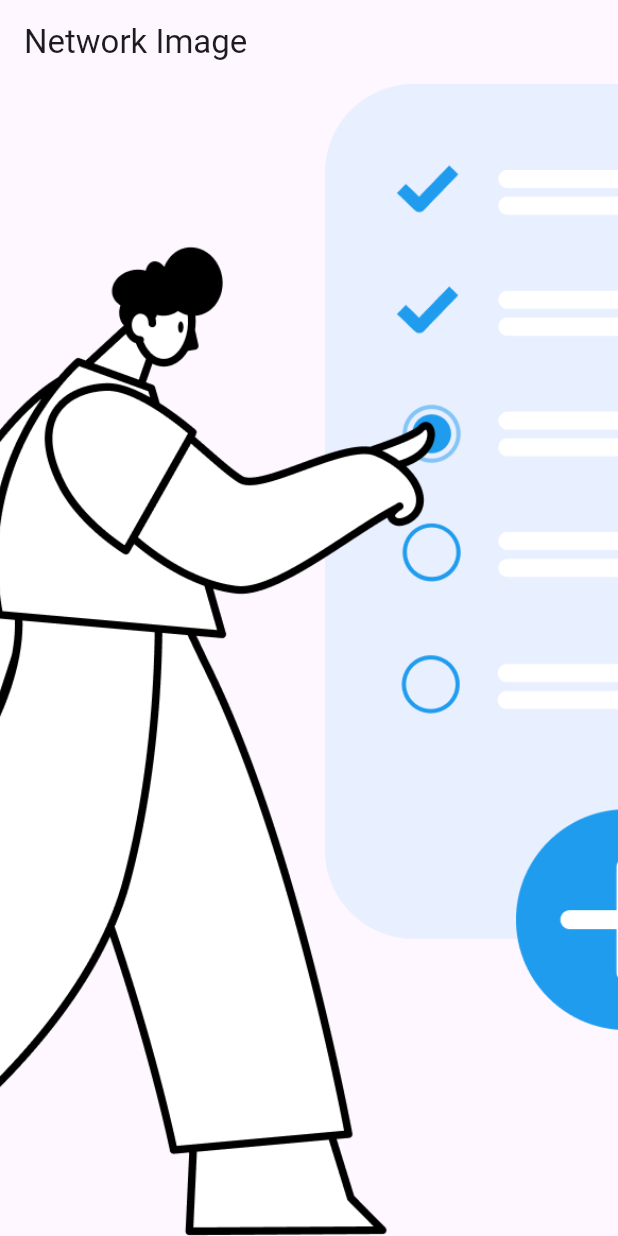
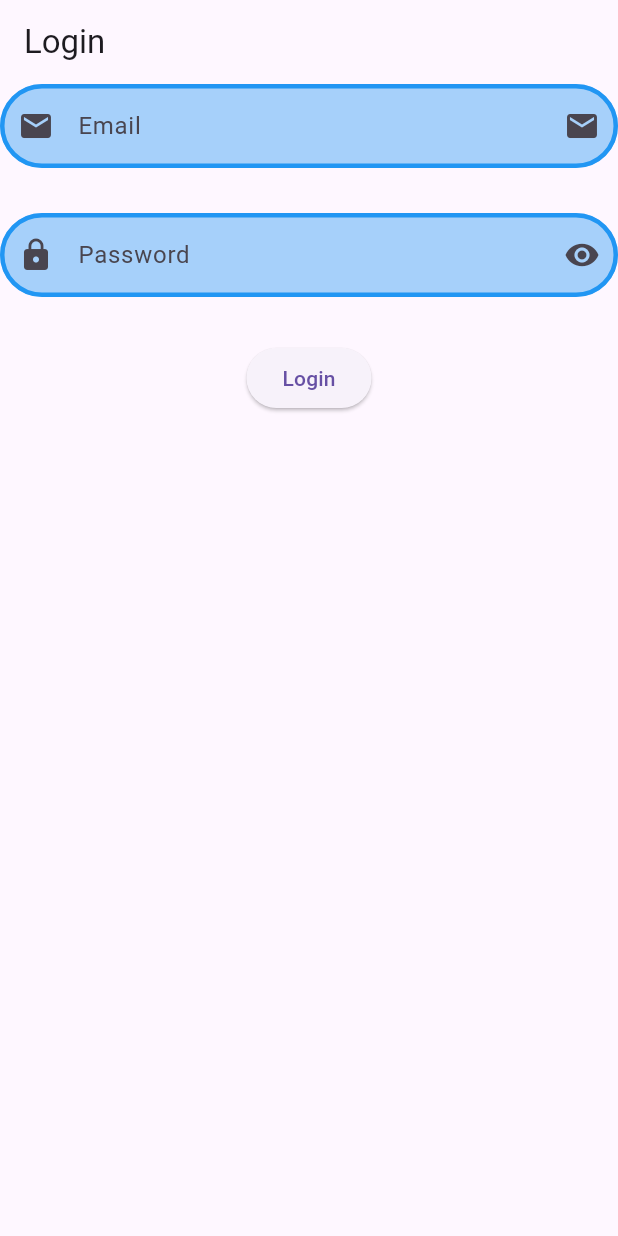
Before and after one commit to MuhammadAliKust/Shahram-App, a Flutter app: the screen it shows after launch, on a phone screen of 412 x 824 dp. Run offline on Flutter 3.47's test engine with Material 3 defaults, Android fonts, the phone set to English and light mode, and no system bars.

Commit message:
Login Form Done

```diff
--- /dev/null
+++ b/lib/login.dart
@@ -0,0 +1,70 @@
+import 'package:flutter/material.dart';
+
+class LoginView extends StatelessWidget {
+  const LoginView({super.key});
+
+  @override
+  Widget build(BuildContext context) {
+    return Scaffold(
+      appBar: AppBar(title: Text("Login")),
+      body: Column(
+        children: [
+          TextField(
+            // enabled: false,
+            keyboardType: TextInputType.emailAddress,
+            maxLines: 1,
+            decoration: InputDecoration(
+              label: Text("Email"),
+              hintText: 'test@gmail.com',
+              prefixIcon: Icon(Icons.email),
+              suffixIcon: Icon(Icons.email),
+              filled: true,
+              fillColor: Colors.blue.withOpacity(0.4),
+              enabledBorder: OutlineInputBorder(
+                borderSide: BorderSide(color: Colors.blue, width: 3),
+                borderRadius: BorderRadius.circular(30),
+              ),
+              focusedBorder: OutlineInputBorder(
+                borderSide: BorderSide(color: Colors.yellow, width: 3),
+                borderRadius: BorderRadius.circular(30),
+              ),
+              disabledBorder: OutlineInputBorder(
+                borderSide: BorderSide(color: Colors.grey, width: 3),
+                borderRadius: BorderRadius.circular(30),
+              ),
+            ),
+          ),
+          SizedBox(height: 30),
+          TextField(
+            // enabled: false,
+            obscureText: true,
+            keyboardType: TextInputType.emailAddress,
+            maxLines: 1,
+            decoration: InputDecoration(
+              label: Text("Password"),
+              hintText: 'Password must be 6 or more characters.',
+              prefixIcon: Icon(Icons.lock),
+              suffixIcon: Icon(Icons.visibility),
+              filled: true,
+              fillColor: Colors.blue.withOpacity(0.4),
+              enabledBorder: OutlineInputBorder(
+                borderSide: BorderSide(color: Colors.blue, width: 3),
+                borderRadius: BorderRadius.circular(30),
+              ),
+              focusedBorder: OutlineInputBorder(
+                borderSide: BorderSide(color: Colors.yellow, width: 3),
+                borderRadius: BorderRadius.circular(30),
+              ),
+              disabledBorder: OutlineInputBorder(
+                borderSide: BorderSide(color: Colors.grey, width: 3),
+                borderRadius: BorderRadius.circular(30),
+              ),
+            ),
+          ),
+          SizedBox(height: 30),
+          ElevatedButton(onPressed: () {}, child: Text("Login")),
+        ],
+      ),
+    );
+  }
+}
--- a/lib/main.dart
+++ b/lib/main.dart
@@ -1,6 +1,7 @@
 import 'package:flutter/material.dart';
 import 'package:shahram_app/asset_image.dart';
 
+import 'login.dart';
 import 'network_image.dart';
 
 void main() {
@@ -13,7 +14,7 @@ class MyApp extends StatelessWidget {
   @override
   Widget build(BuildContext context) {
     return MaterialApp(
-      home: AssetImageDemo(),
+      home: LoginView(),
       // home: Scaffold(
       //   backgroundColor: Colors.yellow,
       //   appBar: AppBar(
```
